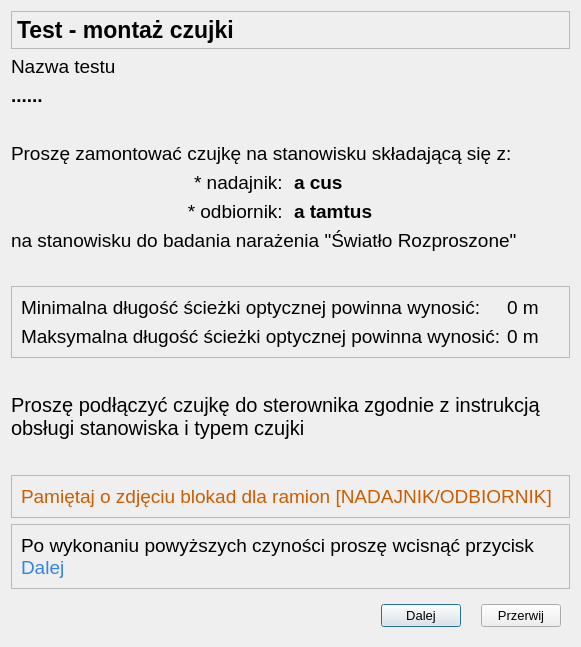
Before: the Qt Designer form CzujkiLinioweApp/oknomontaz.ui in wiacekmarcin/CzujkiLiniowe, drawn with Qt 5.
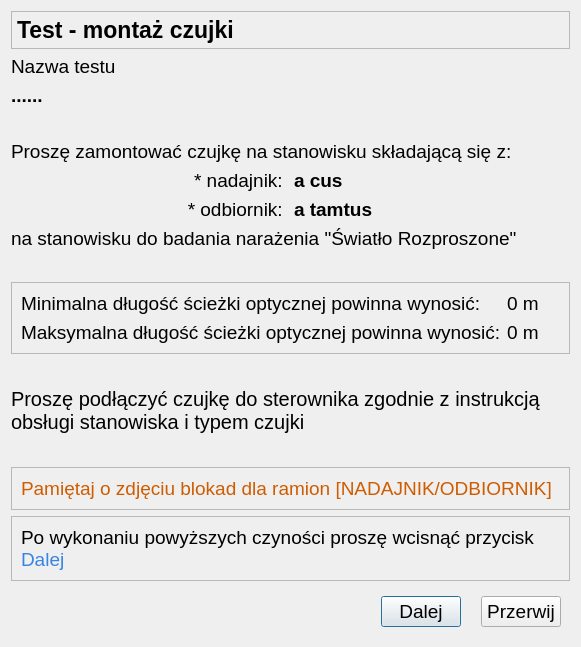
After: the same form once the commit is applied. Icons and pictures are not drawn.

```diff
--- a/CzujkiLinioweApp/oknomontaz.ui
+++ b/CzujkiLinioweApp/oknomontaz.ui
@@ -25,7 +25,7 @@
   <property name="font">
    <font>
     <family>Arial</family>
-    <pointsize>10</pointsize>
+    <pointsize>14</pointsize>
    </font>
   </property>
   <property name="windowTitle">
```
